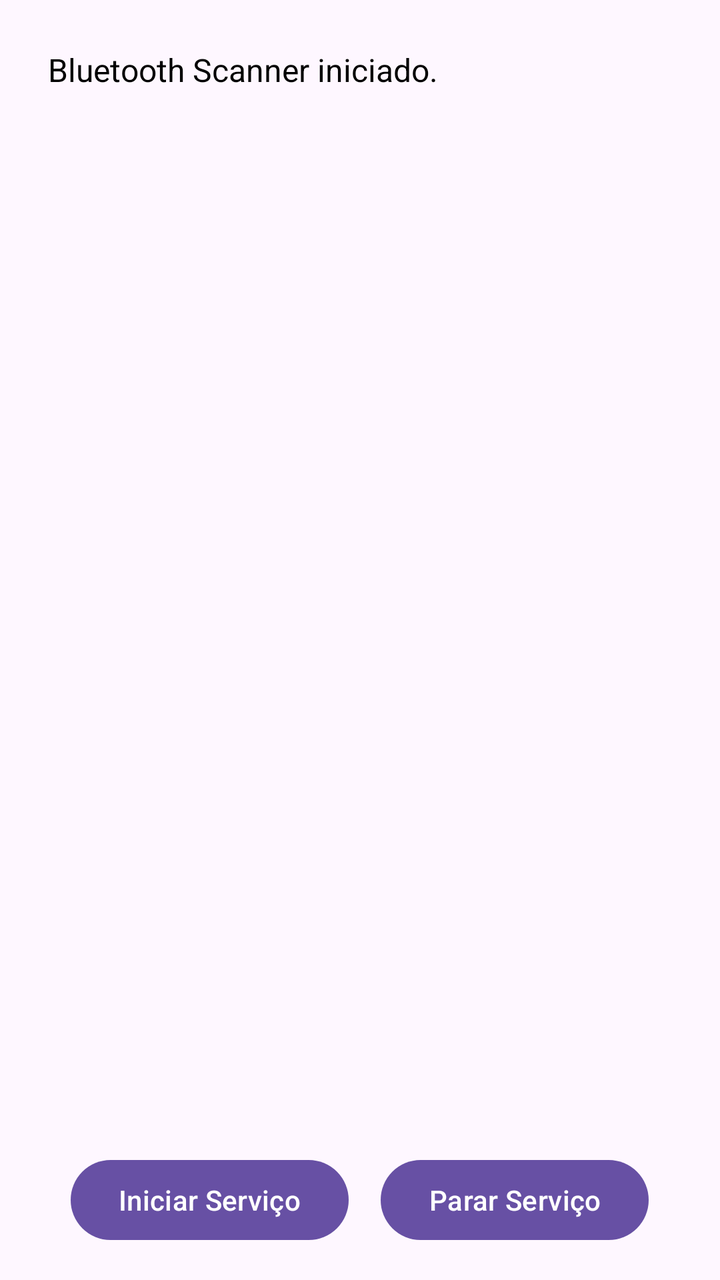
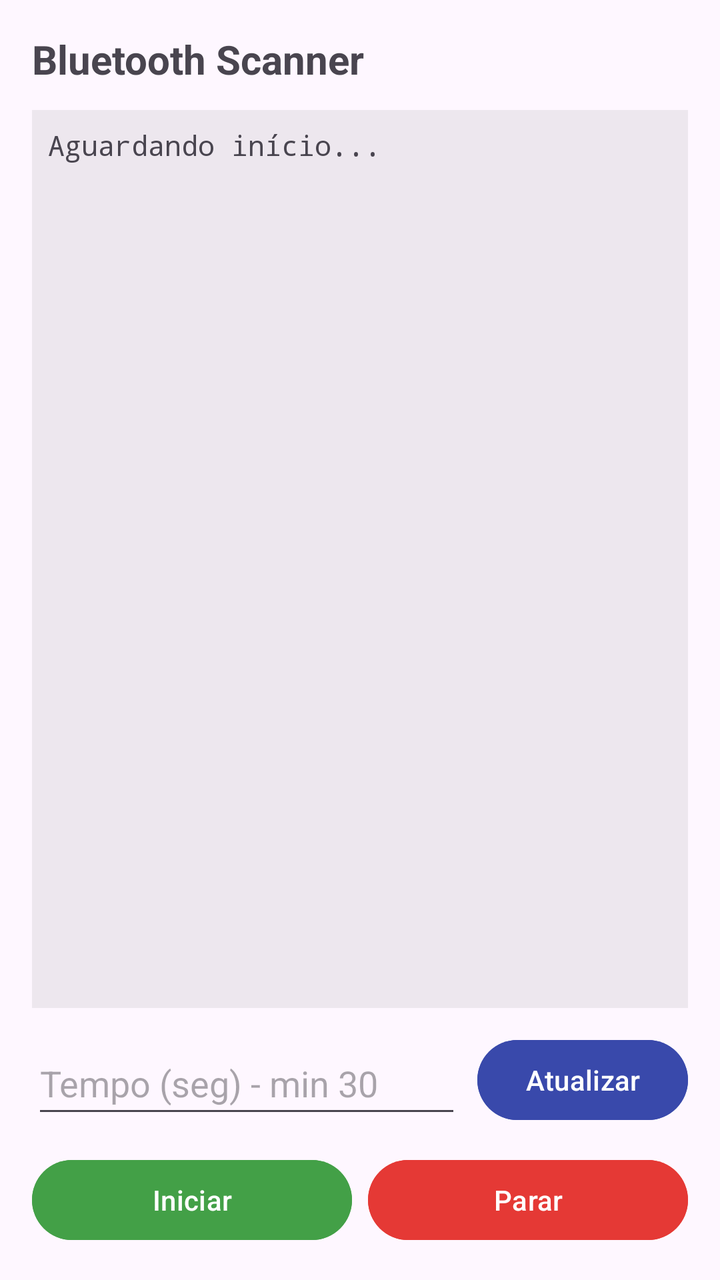

An Android layout rendered at two revisions. The XML below is the earlier revision; the diff shows what the commit changed to produce the second picture.
<!-- AndroidManifest.xml: application theme Theme.BluetoothScanner -->
<!-- res/layout/activity_main.xml -->
<?xml version="1.0" encoding="utf-8"?>
<LinearLayout xmlns:android="http://schemas.android.com/apk/res/android"

    android:orientation="vertical"
    android:padding="16dp"
    android:layout_width="match_parent"
    android:layout_height="match_parent"
    android:background="?android:windowBackground"
    android:fitsSystemWindows="true"
    android:clipToPadding="false">

    <ScrollView
        android:layout_width="match_parent"
        android:layout_height="0dp"
        android:layout_weight="1"
        android:padding="8dp">

        <TextView
            android:id="@+id/logTextView"
            android:layout_width="match_parent"
            android:layout_height="wrap_content"
            android:text="Bluetooth Scanner iniciado."
            android:textSize="16sp"
            android:textColor="@android:color/black"
            android:lineSpacingExtra="4dp" />
    </ScrollView>

    <LinearLayout
        android:layout_width="match_parent"
        android:layout_height="wrap_content"
        android:orientation="horizontal"
        android:gravity="center"
        android:layout_marginTop="12dp"
        android:paddingBottom="0dp"> 

        <Button
            android:id="@+id/btnStartService"
            android:layout_width="wrap_content"
            android:layout_height="wrap_content"
            android:text="Iniciar Serviço" />
        <Button
            android:id="@+id/btnStopService"
            android:layout_width="wrap_content"
            android:layout_height="wrap_content"
            android:text="Parar Serviço"
            android:layout_marginStart="16dp" />
    </LinearLayout>

</LinearLayout>
<!-- resources referenced by this layout -->
<resources>
  <style name="Theme.BluetoothScanner" parent="Base.Theme.BluetoothScanner" />
  <style name="Base.Theme.BluetoothScanner" parent="Theme.Material3.DayNight.NoActionBar">
          
          
          
          <item name="android:statusBarColor">@color/white</item> 
  
      </style>
  <color name="white">#FFFFFFFF</color>
</resources>

<!-- the commit's change to res/layout/activity_main.xml (unified diff, before → after) -->
@@ -1,49 +1,106 @@
 <?xml version="1.0" encoding="utf-8"?>
-<LinearLayout xmlns:android="http://schemas.android.com/apk/res/android"
-
-    android:orientation="vertical"
-    android:padding="16dp"
+<androidx.constraintlayout.widget.ConstraintLayout xmlns:android="http://schemas.android.com/apk/res/android"
+    xmlns:app="http://schemas.android.com/apk/res-auto"
+    xmlns:tools="http://schemas.android.com/tools"
     android:layout_width="match_parent"
     android:layout_height="match_parent"
-    android:background="?android:windowBackground"
+    android:padding="16dp"
     android:fitsSystemWindows="true"
-    android:clipToPadding="false">
+    tools:context=".MainActivity">
 
+    
+    <TextView
+        android:id="@+id/txtTitle"
+        android:layout_width="wrap_content"
+        android:layout_height="wrap_content"
+        android:text="Bluetooth Scanner"
+        android:textSize="20sp"
+        android:textStyle="bold"
+        app:layout_constraintTop_toTopOf="parent"
+        app:layout_constraintStart_toStartOf="parent" />
+
+    
     <ScrollView
-        android:layout_width="match_parent"
+        android:id="@+id/scrollLog"
+        android:layout_width="0dp"
         android:layout_height="0dp"
-        android:layout_weight="1"
-        android:padding="8dp">
+        android:layout_marginTop="12dp"
+        android:layout_marginBottom="12dp"
+        android:background="#11000000"
+        app:layout_constraintBottom_toTopOf="@+id/layoutInputs"
+        app:layout_constraintEnd_toEndOf="parent"
+        app:layout_constraintStart_toStartOf="parent"
+        app:layout_constraintTop_toBottomOf="@+id/txtTitle">
 
         <TextView
             android:id="@+id/logTextView"
             android:layout_width="match_parent"
             android:layout_height="wrap_content"
-            android:text="Bluetooth Scanner iniciado."
-            android:textSize="16sp"
-            android:textColor="@android:color/black"
-            android:lineSpacingExtra="4dp" />
+            android:padding="8dp"
+            android:text="Aguardando início..."
+            android:fontFamily="monospace" />
     </ScrollView>
 
+    
     <LinearLayout
-        android:layout_width="match_parent"
+        android:id="@+id/layoutInputs"
+        android:layout_width="0dp"
         android:layout_height="wrap_content"
         android:orientation="horizontal"
         android:gravity="center"
-        android:layout_marginTop="12dp"
-        android:paddingBottom="0dp"> 
+        android:layout_marginBottom="12dp"
+        app:layout_constraintBottom_toTopOf="@+id/layoutButtons"
+        app:layout_constraintEnd_toEndOf="parent"
+        app:layout_constraintStart_toStartOf="parent">
+
+        <EditText
+            android:id="@+id/editScanTime"
+            android:layout_width="0dp"
+            android:layout_height="wrap_content"
+            android:layout_weight="1"
+            android:hint="Tempo (seg) - min 30"
+            android:inputType="number"
+            android:minHeight="48dp" />
+
+        <Button
+            android:id="@+id/btnUpdateScanner"
+            android:layout_width="wrap_content"
+            android:layout_height="wrap_content"
+            android:layout_marginStart="8dp"
+            android:backgroundTint="#3949AB"
+            android:textColor="#FFFFFF"
+            android:text="Atualizar" />
+    </LinearLayout>
+
+    
+    <LinearLayout
+        android:id="@+id/layoutButtons"
+        android:layout_width="0dp"
+        android:layout_height="wrap_content"
+        android:orientation="horizontal"
+        app:layout_constraintBottom_toBottomOf="parent"
+        app:layout_constraintEnd_toEndOf="parent"
+        app:layout_constraintStart_toStartOf="parent">
 
         <Button
             android:id="@+id/btnStartService"
-            android:layout_width="wrap_content"
+            android:layout_width="0dp"
             android:layout_height="wrap_content"
-            android:text="Iniciar Serviço" />
+            android:layout_weight="1"
+            android:layout_marginEnd="4dp"
+            android:backgroundTint="#43A047"
+            android:textColor="#FFFFFF"
+            android:text="Iniciar" />
+
         <Button
             android:id="@+id/btnStopService"
-            android:layout_width="wrap_content"
+            android:layout_width="0dp"
             android:layout_height="wrap_content"
-            android:text="Parar Serviço"
-            android:layout_marginStart="16dp" />
+            android:layout_weight="1"
+            android:layout_marginStart="4dp"
+            android:backgroundTint="#E53935"
+            android:textColor="#FFFFFF"
+            android:text="Parar" />
     </LinearLayout>
 
-</LinearLayout>
+</androidx.constraintlayout.widget.ConstraintLayout>
